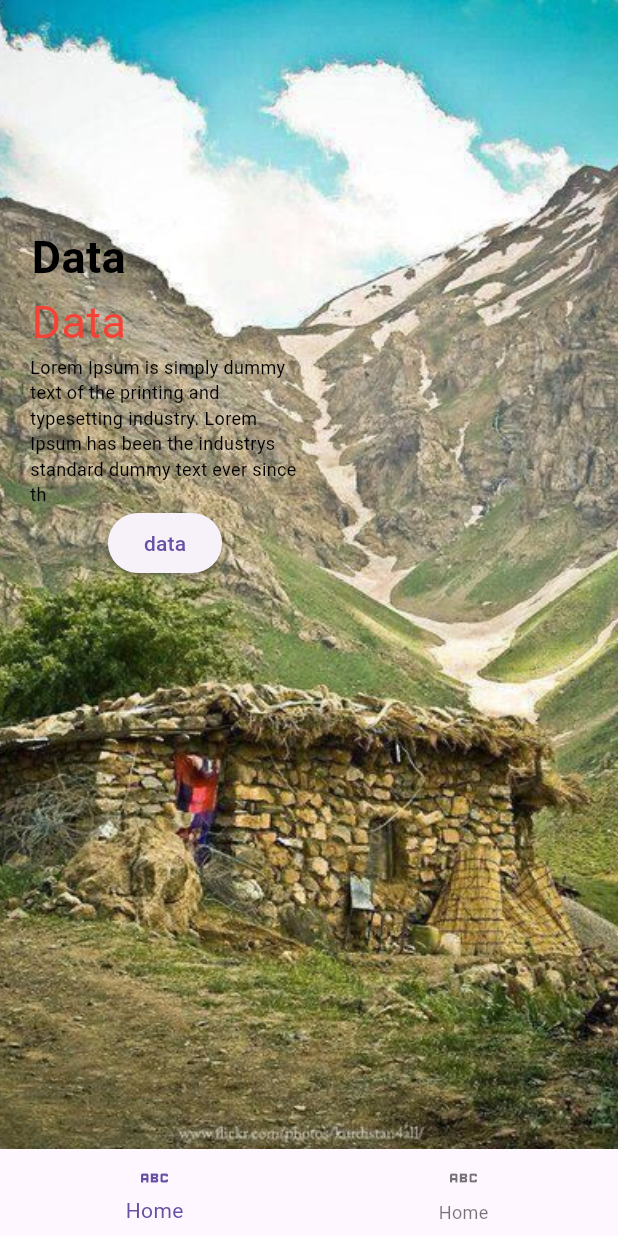
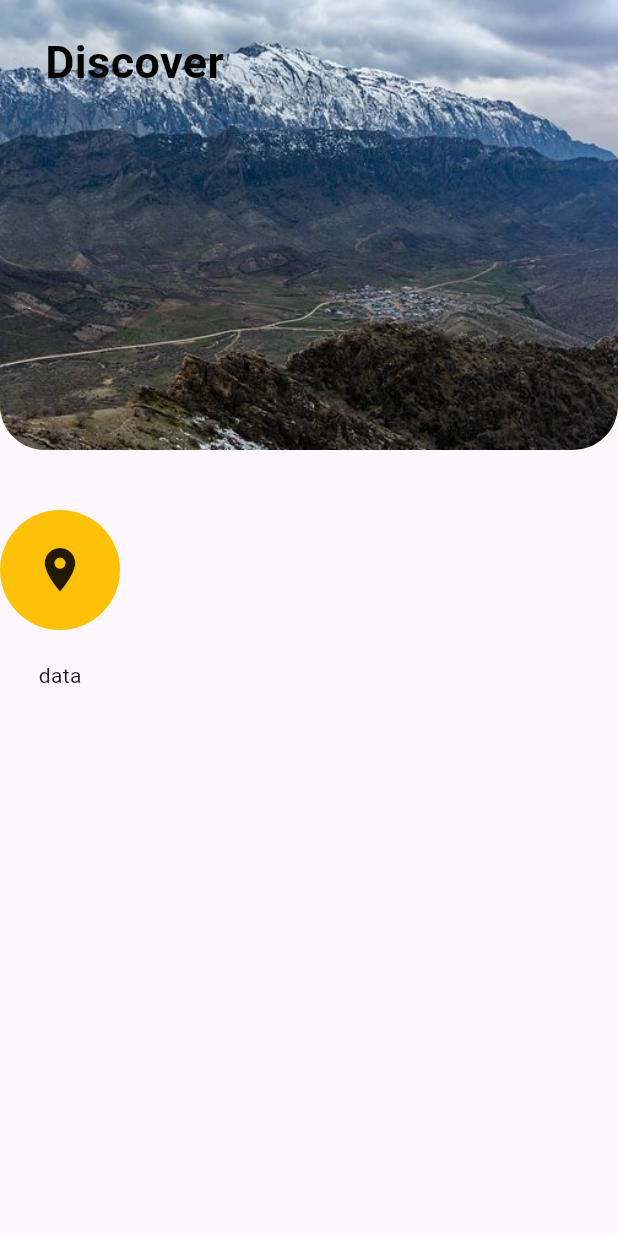
Before and after one commit to Diary-hub/travelers, a Flutter app: the screen it shows after launch, scrolled down 576 dp, after a tap on "data", on a phone screen of 412 x 824 dp. Run offline on Flutter 3.47's test engine with Material 3 defaults, Android fonts, the phone set to English and light mode, and no system bars; our stand-ins replace firebase_core; accounts and stored records are empty; Roboto replaces fonts that are missing (Oxygen-Light, Oxygen-bold).

Commit message:
changing home page to welcome page ,

```diff
--- a/lib/main.dart
+++ b/lib/main.dart
@@ -1,6 +1,6 @@
 import 'package:flutter/material.dart';
 import 'package:flutter/services.dart';
-import 'package:travelers/views/home/home.dart';
+import 'package:travelers/views/Welcome/welcome.dart';
 
 import 'package:travelers/views/Login/login_page.dart';
 
@@ -17,7 +17,7 @@ class MyApp extends StatelessWidget {
 
     return const MaterialApp(
       debugShowCheckedModeBanner: false,
-      home: HomeScreen(),
+      home: WelcomeScreen(),
     );
   }
 }
--- /dev/null
+++ b/lib/views/Welcome/welcome.dart
@@ -0,0 +1,116 @@
+import 'package:flutter/material.dart';
+import 'package:travelers/views/home/home.dart';
+
+class WelcomeScreen extends StatefulWidget {
+  const WelcomeScreen({super.key});
+
+  @override
+  State<WelcomeScreen> createState() => _HomeScreenState();
+}
+
+class _HomeScreenState extends State<WelcomeScreen> {
+  List images = [
+    "assets/images/login/img1.jpg",
+    "assets/images/login/img2.jpg",
+    "assets/images/login/img3.jpg"
+  ];
+  @override
+  Widget build(BuildContext context) {
+    double sH = MediaQuery.of(context).size.height;
+    double sW = MediaQuery.of(context).size.width;
+    return Scaffold(
+      body: PageView.builder(
+          scrollDirection: Axis.vertical,
+          itemCount: images.length,
+          itemBuilder: (_, index) {
+            return Container(
+              width: double.maxFinite,
+              height: double.maxFinite,
+              decoration: BoxDecoration(
+                image: DecorationImage(
+                  image: AssetImage(images[index]),
+                  fit: BoxFit.cover,
+                ),
+              ),
+              child: Container(
+                margin: const EdgeInsets.only(top: 150, left: 20, right: 20),
+                child: Row(
+                    mainAxisAlignment: MainAxisAlignment.spaceBetween,
+                    children: [
+                      Column(children: [
+                        const Padding(
+                          padding: EdgeInsets.only(right: 115),
+                          child: Text(
+                            'Data',
+                            style: TextStyle(
+                                fontSize: 30,
+                                color: Colors.black,
+                                fontFamily: "Oxygen-bold",
+                                fontWeight: FontWeight.w700),
+                          ),
+                        ),
+                        const Padding(
+                          padding: EdgeInsets.only(right: 115),
+                          child: Text(
+                            'Data',
+                            style: TextStyle(
+                              fontSize: 30,
+                              color: Colors.red,
+                              fontFamily: "Oxygen-Light",
+                            ),
+                          ),
+                        ),
+                        SizedBox(
+                          width: sW * .45,
+                          child: const Text(
+                            'Lorem Ipsum is simply dummy text of the printing and typesetting industry industrys standard dummy text ever since th',
+                            style: TextStyle(
+                              fontSize: 12,
+                              color: Colors.black,
+                              fontFamily: "Oxygen-Light",
+                            ),
+                          ),
+                        ),
+                        Padding(
+                          padding: const EdgeInsets.only(right: 100, top: 10),
+                          child: ElevatedButton(
+                            onPressed: () {
+                              Navigator.pushReplacement(
+                                  context,
+                                  MaterialPageRoute(
+                                      builder: (context) => const HomePage()));
+                            },
+                            style: ElevatedButton.styleFrom(
+                                backgroundColor: Colors.blue),
+                            child: const Text(
+                              'data',
+                              style: TextStyle(color: Colors.white),
+                            ),
+                          ),
+                        )
+                      ]),
+                      Column(
+                        children: List.generate(3, (indexDots) {
+                          return Container(
+                            margin: const EdgeInsets.only(bottom: 2),
+                            width: 8,
+                            height: index == indexDots ? 25 : 8,
+                            decoration: BoxDecoration(
+                                borderRadius: BorderRadius.circular(8),
+                                color: index == indexDots
+                                    ? Colors.amber
+                                    : Colors.amber[100]),
+                          );
+                        }),
+                      )
+                    ]),
+              ),
+            );
+          }),
+      bottomNavigationBar: BottomNavigationBar(items: const [
+        BottomNavigationBarItem(icon: Icon(Icons.abc), label: 'Home'),
+        BottomNavigationBarItem(icon: Icon(Icons.abc), label: 'Home'),
+      ]),
+    );
+  }
+}
--- a/lib/views/home/home.dart
+++ b/lib/views/home/home.dart
@@ -1,42 +1,27 @@
 import 'package:flutter/material.dart';
 
-class HomeScreen extends StatefulWidget {
-  const HomeScreen({super.key});
+class HomePage extends StatelessWidget {
+  const HomePage({super.key});
 
-  @override
-  State<HomeScreen> createState() => _HomeScreenState();
-}
-
-class _HomeScreenState extends State<HomeScreen> {
-  List images = [
-    "assets/images/login/img1.jpg",
-    "assets/images/login/img2.jpg",
-    "assets/images/login/img3.jpg"
-  ];
   @override
   Widget build(BuildContext context) {
     return Scaffold(
-      body: PageView.builder(
-          scrollDirection: Axis.vertical,
-          itemCount: images.length,
-          itemBuilder: (_, index) {
-            return Container(
-              width: double.maxFinite,
-              height: double.maxFinite,
-              decoration: BoxDecoration(
+      body: ListView(children: [
+        Container(
+          width: 100,
+          height: 300,
+          decoration: const BoxDecoration(
               image: DecorationImage(
-                  image: AssetImage(images[index]),
-                  fit: BoxFit.cover,
-                ),
-              ),
-              child: Container(
-                margin: const EdgeInsets.only(top: 150, left: 20, right: 20),
-                child: Row(children: [
-                  Column(children: [
-                    const Padding(
-                      padding: EdgeInsets.only(right: 115),
+                  image: AssetImage("assets/images/login/one.jpg"),
+                  fit: BoxFit.cover),
+              color: Colors.amber,
+              borderRadius: BorderRadius.only(
+                  bottomLeft: Radius.circular(30),
+                  bottomRight: Radius.circular(30))),
+          child: const Padding(
+            padding: EdgeInsets.only(top: 20, left: 30),
             child: Text(
-                        'Data',
+              'Discover',
               style: TextStyle(
                   fontSize: 30,
                   color: Colors.black,
@@ -44,37 +29,33 @@ class _HomeScreenState extends State<HomeScreen> {
                   fontWeight: FontWeight.w700),
             ),
           ),
-                    const Padding(
-                      padding: EdgeInsets.only(right: 115),
-                      child: Text(
-                        'Data',
-                        style: TextStyle(
-                          fontSize: 30,
-                          color: Colors.red,
-                          fontFamily: "Oxygen-Light",
         ),
+        const SizedBox(
+          height: 40,
+        ),
+        Row(
+          children: [
+            Column(
+              children: [
+                Container(
+                  width: 80,
+                  height: 80,
+                  decoration: BoxDecoration(
+                      color: Colors.amber,
+                      borderRadius: BorderRadius.circular(100)),
+                  child: const Icon(
+                    Icons.place,
+                    size: 35,
                   ),
                 ),
                 const SizedBox(
-                      width: 180,
-                      child: Text(
-                        'Lorem Ipsum is simply dummy text of the printing and typesetting industry. Lorem Ipsum has been the industrys standard dummy text ever since th',
-                        style: TextStyle(
-                          fontSize: 12,
-                          color: Colors.black,
-                          fontFamily: "Oxygen-Light",
+                  height: 20,
                 ),
-                      ),
-                    ),
-                    ElevatedButton(onPressed: () {}, child: const Text('data'))
-                  ]),
-                ]),
-              ),
-            );
-          }),
-      bottomNavigationBar: BottomNavigationBar(items: const [
-        BottomNavigationBarItem(icon: Icon(Icons.abc), label: 'Home'),
-        BottomNavigationBarItem(icon: Icon(Icons.abc), label: 'Home'),
+                const Text('data')
+              ],
+            )
+          ],
+        )
       ]),
     );
   }
```
Lines whose indentation alone changed are shown as unchanged.
